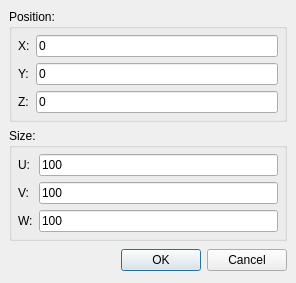
Before: the Qt Designer form src/Mod/Part/Gui/DlgPartBox.ui in berndhahnebach/All_FreeCAD, drawn with Qt 5.
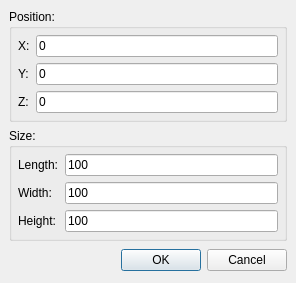
After: the same form once the commit is applied.

Diff of the .ui file:
```diff
--- a/src/Mod/Part/Gui/DlgPartBox.ui
+++ b/src/Mod/Part/Gui/DlgPartBox.ui
@@ -98,21 +98,21 @@
       <item row="0" column="0" >
        <widget class="QLabel" name="TextLabel1_2" >
         <property name="text" >
-         <string>U:</string>
+         <string>Length:</string>
         </property>
        </widget>
       </item>
       <item row="1" column="0" >
        <widget class="QLabel" name="TextLabel2_2" >
         <property name="text" >
-         <string>V:</string>
+         <string>Width:</string>
         </property>
        </widget>
       </item>
       <item row="2" column="0" >
        <widget class="QLabel" name="TextLabel3_2" >
         <property name="text" >
-         <string>W:</string>
+         <string>Height:</string>
         </property>
        </widget>
       </item>
```
